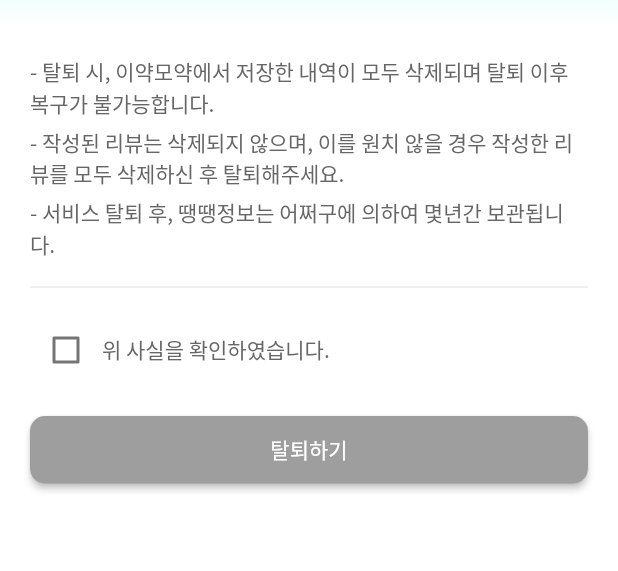
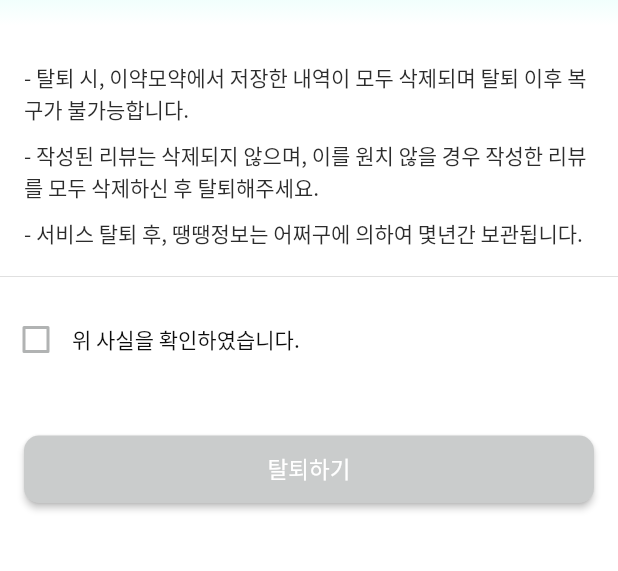
Before and after one commit to Semodrug/semo_ver2, a Flutter app: the WithdrawalPage screen opened directly, on a phone screen of 412 x 824 dp, the part 58-629 px from its top. Run offline on Flutter 3.47's test engine with Material 2 defaults, Android fonts, the phone set to English and light mode, and no system bars; our stand-ins replace cloud_firestore, firebase_auth, firebase_core, firebase_storage, fl_chart, flutter_datetime_picker and 9 more; missing offline and left inert: app_settings, dynamic_text_highlighting, firebase_ml_vision; accounts and stored records are empty.

Commit message:
[UPDATE] withdrawal

```diff
--- a/lib/mypage/7-1_withdrawal.dart
+++ b/lib/mypage/7-1_withdrawal.dart
@@ -1,15 +1,24 @@
 import 'package:flutter/material.dart';
+import 'package:provider/provider.dart';
+import 'package:semo_ver2/models/user.dart';
 import 'package:semo_ver2/mypage/7-2_withdrawal_done.dart';
 import 'package:semo_ver2/services/auth.dart';
+import 'package:semo_ver2/services/db.dart';
+import 'package:semo_ver2/theme/colors.dart';
+
+bool _isAgree = false;
 
 class WithdrawalPage extends StatefulWidget {
+  final String userId;
+
+  const WithdrawalPage({Key key, this.userId}) : super(key: key);
+
   @override
   _WithdrawalPageState createState() => _WithdrawalPageState();
 }
 
 class _WithdrawalPageState extends State<WithdrawalPage> {
   final AuthService _auth = AuthService();
-  bool _isAgree = false;
 
   @override
   Widget build(BuildContext context) {
@@ -44,19 +53,17 @@ class _WithdrawalPageState extends State<WithdrawalPage> {
           ),
         ),
         backgroundColor: Colors.white,
-        body: Padding(
-          padding: const EdgeInsets.symmetric(vertical: 20, horizontal: 20),
-          child: Column(
+        body: Column(
           children: [
+            SizedBox(height: 24),
             _topWarning(),
             SizedBox(height: 10),
             Divider(),
             SizedBox(height: 10),
             _checkAgreement(),
-              SizedBox(height: 20),
+            SizedBox(height: 40),
             _submitButton(context)
           ],
-          ),
         ));
   }
 
@@ -65,37 +72,65 @@ class _WithdrawalPageState extends State<WithdrawalPage> {
     String str2 = '- 작성된 리뷰는 삭제되지 않으며, 이를 원치 않을 경우 작성한 리뷰를 모두 삭제하신 후 탈퇴해주세요.';
     String str3 = '- 서비스 탈퇴 후, 땡땡정보는 어쩌구에 의하여 몇년간 보관됩니다.';
 
-    return Column(
+    return Padding(
+      padding: const EdgeInsets.symmetric(horizontal: 16),
+      child: Column(
         crossAxisAlignment: CrossAxisAlignment.start,
         children: [
-        Text(str1),
-        SizedBox(height: 5),
-        Text(str2),
-        SizedBox(height: 5),
-        Text(str3),
+          Text(
+            str1,
+            style: Theme.of(context)
+                .textTheme
+                .bodyText2
+                .copyWith(color: gray750_activated),
+          ),
+          SizedBox(height: 10),
+          Text(
+            str2,
+            style: Theme.of(context)
+                .textTheme
+                .bodyText2
+                .copyWith(color: gray750_activated),
+          ),
+          SizedBox(height: 10),
+          Text(
+            str3,
+            style: Theme.of(context)
+                .textTheme
+                .bodyText2
+                .copyWith(color: gray750_activated),
+          ),
         ],
+      ),
     );
   }
 
   Widget _checkAgreement() {
     return Row(
       children: [
-        Checkbox(
-          activeColor: Colors.teal[300],
+        Theme(
+          data: ThemeData(unselectedWidgetColor: gray300_inactivated),
+          child: Checkbox(
             value: _isAgree,
+            activeColor: primary300_main,
             onChanged: (value) {
               setState(() {
                 _isAgree = !_isAgree;
               });
             },
           ),
-        Text('위 사실을 확인하였습니다.')
+        ),
+        Text(
+          '위 사실을 확인하였습니다.',
+          style: Theme.of(context).textTheme.bodyText2.copyWith(color: gray900),
+        )
       ],
     );
   }
 
   Widget _submitButton(context) {
     return Container(
+      padding: EdgeInsets.symmetric(horizontal: 16),
       alignment: Alignment.center,
       child: SizedBox(
         width: 400.0,
@@ -103,14 +138,20 @@ class _WithdrawalPageState extends State<WithdrawalPage> {
         child: RaisedButton(
             child: Text(
               '탈퇴하기',
-              style: TextStyle(color: Colors.white),
+              style: Theme.of(context)
+                  .textTheme
+                  .headline5
+                  .copyWith(color: gray0_white, fontSize: 15),
             ),
-            color: _isAgree ? Colors.teal[300] : Colors.grey,
+            color: _isAgree ? primary400_line : gray200,
             shape: RoundedRectangleBorder(
                 borderRadius: new BorderRadius.circular(10.0)),
             onPressed: () async {
               if (_isAgree) {
+                await DatabaseService().deleteUser(widget.userId);
+
                 dynamic result = await _auth.withdrawalAccount();
+
                 if (result is String) {
                   ScaffoldMessenger.of(context)
                       .showSnackBar(SnackBar(content: Text(result)));
```
Also changed, not shown: lib/mypage/7-2_withdrawal_done.dart (+22 -11 lines), lib/services/db.dart (+5 -3 lines). Lines whose indentation alone changed are shown as unchanged.
